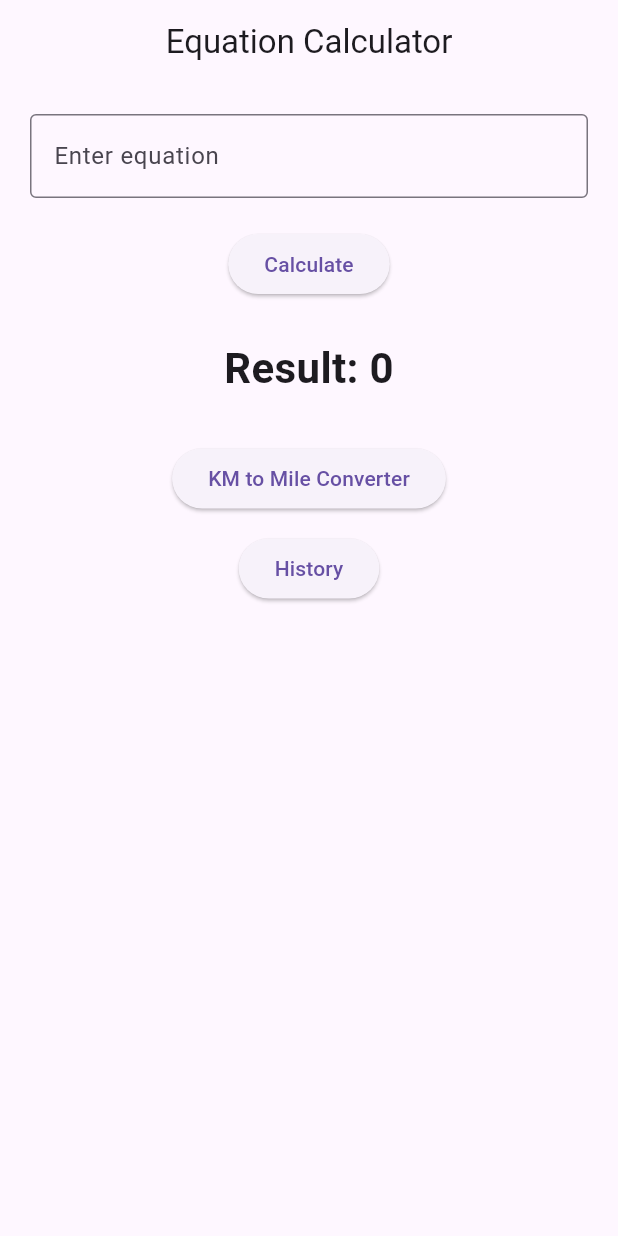
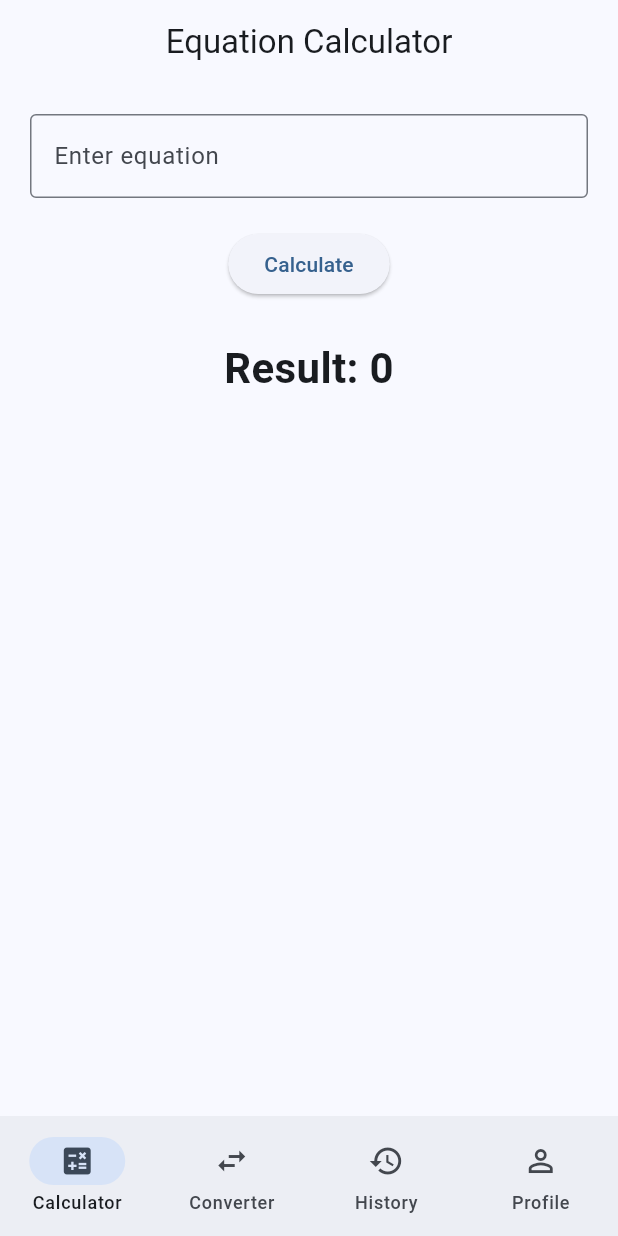
Before and after one commit to remisxxyy/smartcalc, a Flutter app: the screen it shows after launch, on a phone screen of 412 x 824 dp. Run offline on Flutter 3.47's test engine with Material 3 defaults, Android fonts, the phone set to English and light mode, and no system bars; our stand-ins replace cloud_firestore, firebase_auth, firebase_core, math_expressions; accounts and stored records are empty; network calls fail.

Commit message:
Add bottom navigation with calculator, converter, history and profile screens

```diff
--- a/lib/calculator_controller.dart
+++ b/lib/controllers/calculator_controller.dart
@@ -1,5 +1,5 @@
 import 'package:math_expressions/math_expressions.dart';
-import 'history_service.dart';
+import '../services/history_service.dart';
 
 class CalculatorController {
   Future<String> calculateExpression(String expression) async {
--- a/lib/main.dart
+++ b/lib/main.dart
@@ -3,7 +3,7 @@ import 'package:firebase_core/firebase_core.dart';
 import 'package:flutter/material.dart';
 
 import 'firebase_options.dart';
-import 'calculator_page.dart';
+import 'screens/home_screen.dart';
 
 Future<void> main() async {
   WidgetsFlutterBinding.ensureInitialized();
@@ -12,7 +12,9 @@ Future<void> main() async {
     options: DefaultFirebaseOptions.currentPlatform,
   );
 
-  await FirebaseAuth.instance.signInAnonymously();
+  if (FirebaseAuth.instance.currentUser == null) {
+    await FirebaseAuth.instance.signInAnonymously();
+  }
 
   runApp(const MyApp());
 }
@@ -24,7 +26,12 @@ class MyApp extends StatelessWidget {
   Widget build(BuildContext context) {
     return MaterialApp(
       debugShowCheckedModeBanner: false,
-      home: CalculatorPage(),
+      title: 'SmartCalc',
+      theme: ThemeData(
+        useMaterial3: true,
+        colorSchemeSeed: Colors.blue,
+      ),
+      home: const HomeScreen(),
     );
   }
 }
--- a/lib/calculator_page.dart
+++ b/lib/screens/calculator_screen.dart
@@ -1,17 +1,17 @@
 import 'package:flutter/material.dart';
 
-import 'calculator_controller.dart';
-import 'converter_page.dart';
-import 'history_page.dart';
+import '../controllers/calculator_controller.dart';
+import 'converter_screen.dart';
+import 'history_screen.dart';
 
-class CalculatorPage extends StatefulWidget {
-  const CalculatorPage({super.key});
+class CalculatorScreen extends StatefulWidget {
+  const CalculatorScreen({super.key});
 
   @override
-  State<CalculatorPage> createState() => _CalculatorPageState();
+  State<CalculatorScreen> createState() => _CalculatorScreenState();
 }
 
-class _CalculatorPageState extends State<CalculatorPage> {
+class _CalculatorScreenState extends State<CalculatorScreen> {
   final CalculatorController controller = CalculatorController();
   final TextEditingController expressionController = TextEditingController();
 
@@ -72,30 +72,6 @@ class _CalculatorPageState extends State<CalculatorPage> {
                 fontWeight: FontWeight.bold,
               ),
             ),
-            const SizedBox(height: 30),
-            ElevatedButton(
-              onPressed: () {
-                Navigator.push(
-                  context,
-                  MaterialPageRoute(
-                    builder: (_) => const ConverterPage(),
-                  ),
-                );
-              },
-              child: const Text("KM to Mile Converter"),
-            ),
-            const SizedBox(height: 12),
-            ElevatedButton(
-              onPressed: () {
-                Navigator.push(
-                  context,
-                  MaterialPageRoute(
-                    builder: (_) => const HistoryPage(),
-                  ),
-                );
-              },
-              child: const Text("History"),
-            ),
           ],
         ),
       ),
--- a/lib/history_page.dart
+++ b/lib/screens/history_screen.dart
@@ -1,9 +1,9 @@
 import 'package:flutter/material.dart';
 import 'package:cloud_firestore/cloud_firestore.dart';
-import 'history_service.dart';
+import '../services/history_service.dart';
 
-class HistoryPage extends StatelessWidget {
-  const HistoryPage({super.key});
+class HistoryScreen extends StatelessWidget {
+  const HistoryScreen({super.key});
 
   @override
   Widget build(BuildContext context) {
--- /dev/null
+++ b/lib/screens/home_screen.dart
@@ -0,0 +1,63 @@
+import 'package:flutter/material.dart';
+
+import 'calculator_screen.dart';
+import 'converter_screen.dart';
+import 'history_screen.dart';
+import 'profile_screen.dart';
+
+class HomeScreen extends StatefulWidget {
+  const HomeScreen({super.key});
+
+  @override
+  State<HomeScreen> createState() => _HomeScreenState();
+}
+
+class _HomeScreenState extends State<HomeScreen> {
+  int _selectedIndex = 0;
+
+  final List<Widget> _screens = const [
+    CalculatorScreen(),
+    ConverterScreen(),
+    HistoryScreen(),
+    ProfileScreen(),
+  ];
+
+  void _onItemTapped(int index) {
+    setState(() {
+      _selectedIndex = index;
+    });
+  }
+
+  @override
+  Widget build(BuildContext context) {
+    return Scaffold(
+      body: _screens[_selectedIndex],
+      bottomNavigationBar: NavigationBar(
+        selectedIndex: _selectedIndex,
+        onDestinationSelected: _onItemTapped,
+        destinations: const [
+          NavigationDestination(
+            icon: Icon(Icons.calculate_outlined),
+            selectedIcon: Icon(Icons.calculate),
+            label: 'Calculator',
+          ),
+          NavigationDestination(
+            icon: Icon(Icons.swap_horiz_outlined),
+            selectedIcon: Icon(Icons.swap_horiz),
+            label: 'Converter',
+          ),
+          NavigationDestination(
+            icon: Icon(Icons.history_outlined),
+            selectedIcon: Icon(Icons.history),
+            label: 'History',
+          ),
+          NavigationDestination(
+            icon: Icon(Icons.person_outline),
+            selectedIcon: Icon(Icons.person),
+            label: 'Profile',
+          ),
+        ],
+      ),
+    );
+  }
+}
```
Also changed, not shown: lib/screens/converter_screen.dart (renamed from lib/converter_page.dart, +4 -4 lines), lib/screens/profile_screen.dart (added, +44 -0 lines), lib/services/history_service.dart (renamed from lib/history_service.dart).
